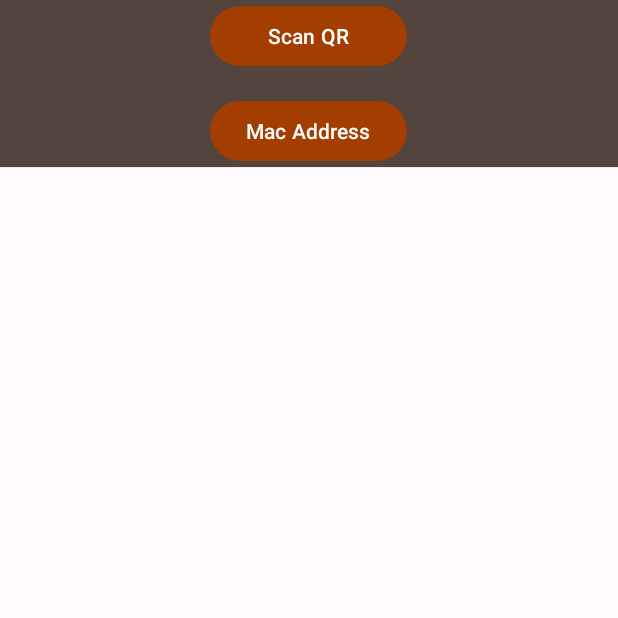
After one commit to Koray1970/M2Ivocabo, an Android app: the fragment AddDeviceChooseBottomSheet shown on its own in the app's theme, on a phone screen of 412 x 824 dp, the top half of it. The commit adds this screen. Run offline under Robolectric (Android 15) with nearby library versions, the phone set to English and light mode, and no system bars.

Commit message:
202302131601

```diff
--- a/app/build.gradle
+++ b/app/build.gradle
@@ -49,9 +49,12 @@ dependencies {
     implementation 'androidx.core:core-ktx:+'
     implementation 'androidx.core:core-ktx:+'
     implementation 'androidx.core:core-ktx:+'
+    implementation 'androidx.core:core-ktx:+'
     testImplementation 'junit:junit:4.13.2'
     androidTestImplementation 'androidx.test.ext:junit:1.1.5'
     androidTestImplementation 'androidx.test.espresso:espresso-core:3.5.1'
+    implementation 'androidx.compose.material3:material3:1.0.1'
+    implementation 'androidx.compose.material3:material3-window-size-class:1.0.1'
     implementation 'com.google.android.gms:play-services-maps:18.1.0'
     implementation 'com.journeyapps:zxing-android-embedded:4.3.0'
     implementation 'com.google.code.gson:gson:2.10.1'
--- a/app/src/main/AndroidManifest.xml
+++ b/app/src/main/AndroidManifest.xml
@@ -57,5 +57,4 @@
             android:screenOrientation="fullSensor"
             tools:replace="screenOrientation" />
     </application>
-
 </manifest>
--- /dev/null
+++ b/app/src/main/java/com/example/m2ivocabo/AddDeviceChooseBottomSheet.kt
@@ -0,0 +1,59 @@
+package com.example.m2ivocabo
+
+import android.os.Bundle
+import androidx.fragment.app.Fragment
+import android.view.LayoutInflater
+import android.view.View
+import android.view.ViewGroup
+
+// TODO: Rename parameter arguments, choose names that match
+// the fragment initialization parameters, e.g. ARG_ITEM_NUMBER
+private const val ARG_PARAM1 = "param1"
+private const val ARG_PARAM2 = "param2"
+
+/**
+ * A simple [Fragment] subclass.
+ * Use the [AddDeviceChooseBottomSheet.newInstance] factory method to
+ * create an instance of this fragment.
+ */
+class AddDeviceChooseBottomSheet : Fragment() {
+    // TODO: Rename and change types of parameters
+    private var param1: String? = null
+    private var param2: String? = null
+
+    override fun onCreate(savedInstanceState: Bundle?) {
+        super.onCreate(savedInstanceState)
+        arguments?.let {
+            param1 = it.getString(ARG_PARAM1)
+            param2 = it.getString(ARG_PARAM2)
+        }
+    }
+
+    override fun onCreateView(
+        inflater: LayoutInflater, container: ViewGroup?,
+        savedInstanceState: Bundle?
+    ): View? {
+        // Inflate the layout for this fragment
+        return inflater.inflate(R.layout.fragment_add_device_choose_bottom_sheet, container, false)
+    }
+
+    companion object {
+        /**
+         * Use this factory method to create a new instance of
+         * this fragment using the provided parameters.
+         *
+         * @param param1 Parameter 1.
+         * @param param2 Parameter 2.
+         * @return A new instance of fragment AddDeviceChooseBottomSheet.
+         */
+        // TODO: Rename and change types and number of parameters
+        @JvmStatic
+        fun newInstance(param1: String, param2: String) =
+            AddDeviceChooseBottomSheet().apply {
+                arguments = Bundle().apply {
+                    putString(ARG_PARAM1, param1)
+                    putString(ARG_PARAM2, param2)
+                }
+            }
+    }
+}
--- a/app/src/main/res/layout/activity_main.xml
+++ b/app/src/main/res/layout/activity_main.xml
@@ -56,6 +56,7 @@
             android:layout_width="match_parent"
             android:layout_height="match_parent"
             android:scrollbars="vertical" />
+
     </LinearLayout>
 
 </LinearLayout>
--- /dev/null
+++ b/app/src/main/res/layout/fragment_add_device_choose_bottom_sheet.xml
@@ -0,0 +1,27 @@
+<?xml version="1.0" encoding="utf-8"?>
+<RelativeLayout xmlns:android="http://schemas.android.com/apk/res/android"
+    android:layout_width="match_parent"
+    android:layout_height="wrap_content"
+    style="@style/Widget.Material3.BottomSheet"
+    android:id="@+id/choosedevicebottomSheetContainer"
+    android:gravity="center"
+    android:background="@color/md_theme_dark_surfaceVariant">
+    <LinearLayout
+        android:layout_width="wrap_content"
+        android:layout_height="wrap_content"
+        android:orientation="vertical">
+
+        <Button
+            android:id="@+id/btnchoosescan"
+            android:layout_width="match_parent"
+            android:layout_height="wrap_content"
+            android:layout_marginBottom="15dp"
+            android:text="@string/btnscanqrcode" />
+
+        <Button
+            android:id="@+id/btnchoosemacaddress"
+            android:layout_width="match_parent"
+            android:layout_height="wrap_content"
+            android:text="@string/btnmacaddress" />
+    </LinearLayout>
+</RelativeLayout>
--- a/build.gradle
+++ b/build.gradle
@@ -2,6 +2,6 @@
 plugins {
     id 'com.android.application' version '7.4.1' apply false
     id 'com.android.library' version '7.4.1' apply false
-    id 'org.jetbrains.kotlin.android' version '1.8.10' apply false
+    id 'org.jetbrains.kotlin.android' version '1.8.20-Beta' apply false
     id 'com.google.android.libraries.mapsplatform.secrets-gradle-plugin' version '2.0.1' apply false
 }
```
Also changed, not shown: app/src/main/java/com/example/m2ivocabo/AppSideSheet.kt (added, +59 -0 lines), app/src/main/java/com/example/m2ivocabo/GetCurrentLocationAsync.kt (added, +39 -0 lines), app/src/main/java/com/example/m2ivocabo/MainActivity.kt (+32 -15 lines), app/src/main/res/layout/fragment_app_side_sheet.xml (added, +29 -0 lines).
